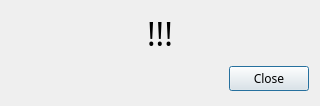
Old version of the form threepio/layouts/alert.ui in the repository finnjames/verdant-shores.
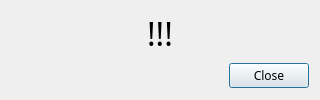
New version of the form.

What changed in the file:
```diff
--- a/threepio/layouts/alert.ui
+++ b/threepio/layouts/alert.ui
@@ -7,7 +7,7 @@
     <x>0</x>
     <y>0</y>
     <width>320</width>
-    <height>106</height>
+    <height>100</height>
    </rect>
   </property>
   <property name="windowTitle">
@@ -31,7 +31,7 @@
     </widget>
    </item>
    <item row="2" column="0" colspan="2">
-    <widget class="QWidget" name="button_box" native="true">
+    <widget class="QFrame" name="button_frame">
      <layout class="QGridLayout" name="gridLayout_2">
       <property name="leftMargin">
        <number>0</number>
```
Left out of the diff: 19 changed lines with no effect on the pictures.
